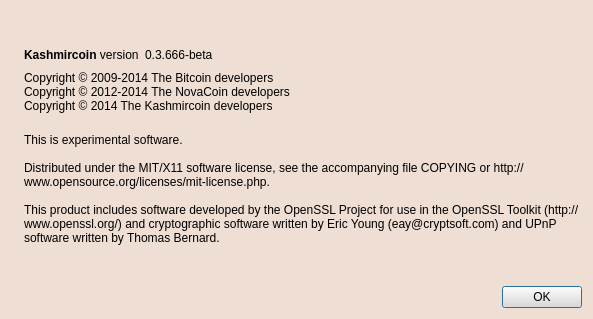
Above: src/qt/forms/aboutdialog.ui from CryptoHelp/kashmircoin before the change. Below: the same form after it.
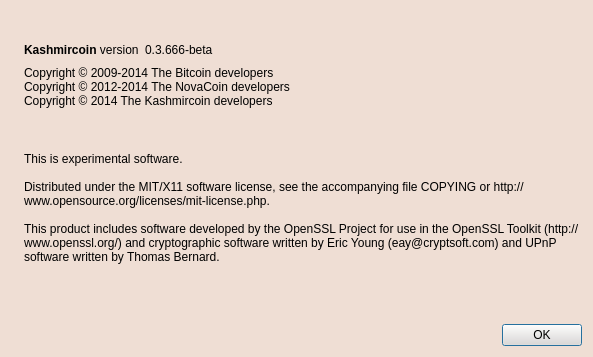
That is the form after the change. Icons and pictures are not drawn.

The edit to the form file:
```diff
--- a/src/qt/forms/aboutdialog.ui
+++ b/src/qt/forms/aboutdialog.ui
@@ -7,7 +7,7 @@
     <x>0</x>
     <y>0</y>
     <width>593</width>
-    <height>319</height>
+    <height>357</height>
    </rect>
   </property>
   <property name="windowTitle">
@@ -105,6 +105,12 @@
      </item>
      <item>
       <widget class="QLabel" name="label_2">
+       <property name="minimumSize">
+        <size>
+         <width>0</width>
+         <height>175</height>
+        </size>
+       </property>
        <property name="cursor">
         <cursorShape>IBeamCursor</cursorShape>
        </property>
```
